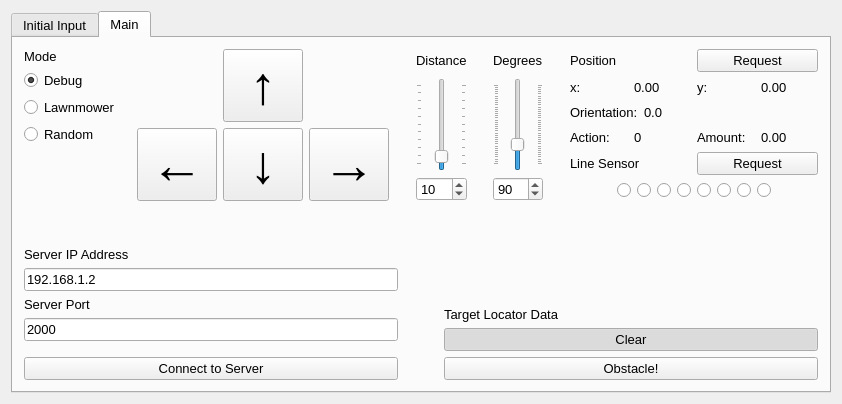
Before: the Qt Designer form QtClients/MovementDebugger/mainwindow.ui in madhavpatel6/EmbeddedSystemDesign_Team02, drawn with Qt 5.
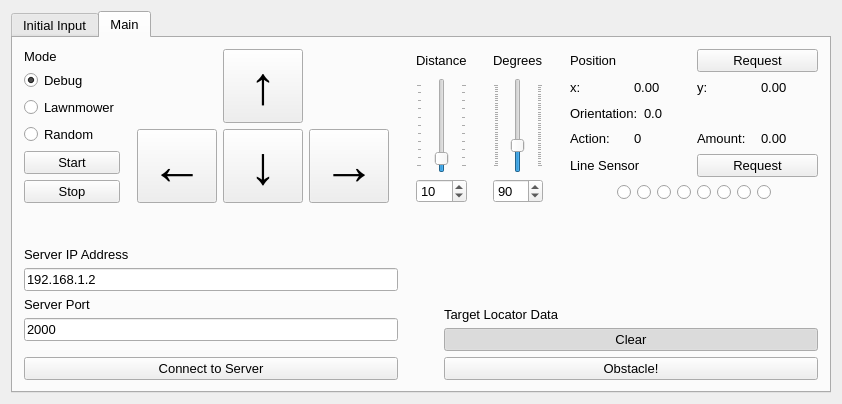
After: the same form once the commit is applied. The open tabs and pages were chosen to show the change.

Commit message: Added start/stop button to movement debugger

```diff
--- a/QtClients/MovementDebugger/mainwindow.ui
+++ b/QtClients/MovementDebugger/mainwindow.ui
@@ -404,17 +404,18 @@
                </widget>
               </item>
               <item>
-               <spacer name="verticalSpacer">
-                <property name="orientation">
-                 <enum>Qt::Vertical</enum>
+               <widget class="QPushButton" name="pb_start">
+                <property name="text">
+                 <string>Start</string>
                 </property>
-                <property name="sizeHint" stdset="0">
-                 <size>
-                  <width>20</width>
-                  <height>40</height>
-                 </size>
+               </widget>
+              </item>
+              <item>
+               <widget class="QPushButton" name="pb_stop">
+                <property name="text">
+                 <string>Stop</string>
                 </property>
-               </spacer>
+               </widget>
               </item>
              </layout>
             </item>
```
Left out of the diff: 2 changed lines with no effect on the pictures. The commit also changes 4 other files.
